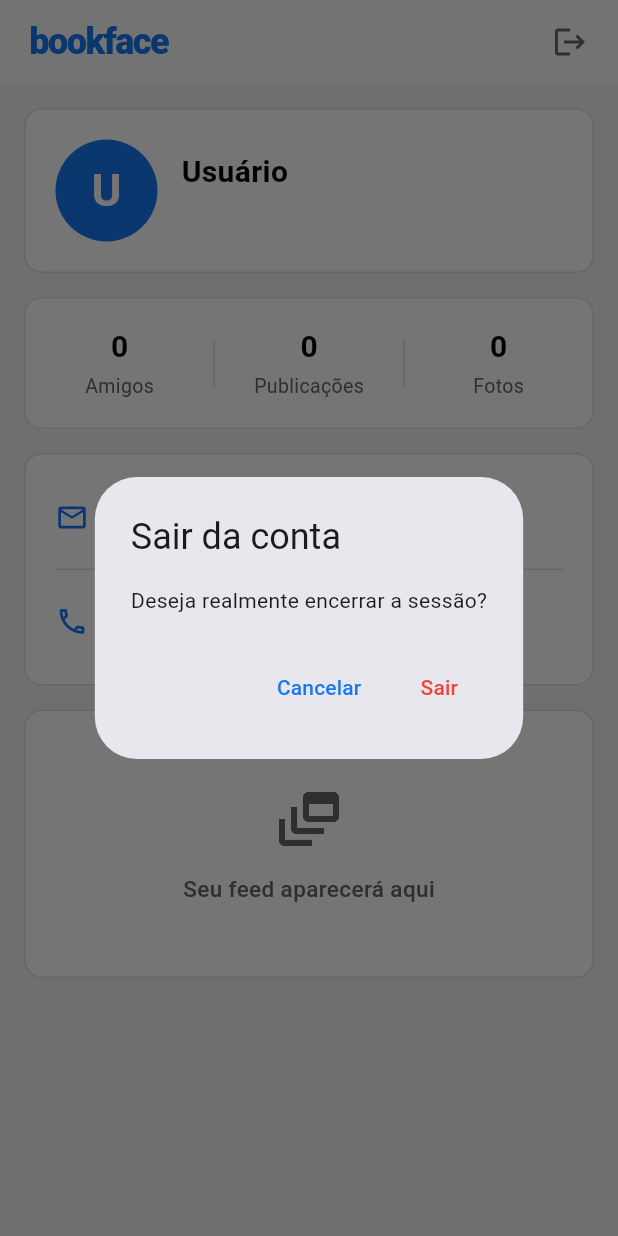
After one commit to MuriloZague/bookface, a Flutter app: the DashboardUser screen opened directly, after a tap on the "logout" icon, on a phone screen of 412 x 824 dp. The commit adds this screen. Run offline on Flutter 3.47's test engine with Material 3 defaults, Android fonts, the phone set to English and light mode, and no system bars; our stand-ins replace cloud_firestore, firebase_auth, firebase_core, flutter_dotenv; accounts and stored records are empty.

Commit message:
feat: adicionando login e dashboard pos login

```diff
--- /dev/null
+++ b/lib/screens/dashboard_user.dart
@@ -0,0 +1,345 @@
+import 'package:flutter/material.dart';
+
+import '../model/user_model.dart';
+import '../services/user_service.dart';
+import '../theme.dart';
+import 'login_screen.dart';
+
+/// Tela inicial do usuário logado (dashboard).
+///
+/// Consome o perfil de forma reativa via [UserService.streamUserProfile],
+/// então qualquer alteração no Firestore reflete aqui automaticamente.
+class DashboardUser extends StatefulWidget {
+  const DashboardUser({super.key});
+
+  @override
+  State<DashboardUser> createState() => _DashboardUserState();
+}
+
+class _DashboardUserState extends State<DashboardUser> {
+  final _userService = UserService();
+
+  Future<void> _onLogout() async {
+    final confirmed = await showDialog<bool>(
+      context: context,
+      builder: (context) => AlertDialog(
+        title: const Text('Sair da conta'),
+        content: const Text('Deseja realmente encerrar a sessão?'),
+        actions: [
+          TextButton(
+            onPressed: () => Navigator.of(context).pop(false),
+            child: const Text('Cancelar'),
+          ),
+          TextButton(
+            onPressed: () => Navigator.of(context).pop(true),
+            style: TextButton.styleFrom(foregroundColor: Colors.red),
+            child: const Text('Sair'),
+          ),
+        ],
+      ),
+    );
+
+    if (confirmed != true) return;
+
+    await _userService.signOut();
+    if (!mounted) return;
+    Navigator.of(context).pushAndRemoveUntil(
+      MaterialPageRoute(builder: (_) => const LoginScreen()),
+      (route) => false,
+    );
+  }
+
+  @override
+  Widget build(BuildContext context) {
+    return Scaffold(
+      backgroundColor: AppColors.background,
+      appBar: AppBar(
+        backgroundColor: AppColors.surface,
+        elevation: 0.5,
+        titleSpacing: 20,
+        title: Text(
+          'bookface',
+          style: TextStyle(
+            color: AppColors.primary,
+            fontSize: 24,
+            fontWeight: FontWeight.w800,
+            letterSpacing: -1,
+          ),
+        ),
+        actions: [
+          IconButton(
+            tooltip: 'Sair',
+            onPressed: _onLogout,
+            icon: const Icon(Icons.logout, color: AppColors.textSecondary),
+          ),
+          const SizedBox(width: 8),
+        ],
+      ),
+      body: StreamBuilder<UserModel?>(
+        stream: _userService.streamUserProfile(),
+        builder: (context, snapshot) {
+          if (snapshot.connectionState == ConnectionState.waiting) {
+            return const Center(
+              child: CircularProgressIndicator(color: AppColors.primary),
+            );
+          }
+
+          final user = snapshot.data;
+
+          return ListView(
+            padding: const EdgeInsets.all(16),
+            children: [
+              _ProfileHeader(user: user),
+              const SizedBox(height: 16),
+              const _StatsRow(),
+              const SizedBox(height: 16),
+              if (user != null) _InfoCard(user: user),
+              const SizedBox(height: 16),
+              const _FeedPlaceholder(),
+            ],
+          );
+        },
+      ),
+    );
+  }
+}
+
+/// Cartão de topo com avatar (inicial do nome), nome e e-mail.
+class _ProfileHeader extends StatelessWidget {
+  const _ProfileHeader({required this.user});
+
+  final UserModel? user;
+
+  @override
+  Widget build(BuildContext context) {
+    final name =
+        user?.name.trim().isNotEmpty == true ? user!.name : 'Usuário';
+    final initial = name.substring(0, 1).toUpperCase();
+
+    return Container(
+      padding: const EdgeInsets.all(20),
+      decoration: _cardDecoration,
+      child: Row(
+        children: [
+          CircleAvatar(
+            radius: 34,
+            backgroundColor: AppColors.primary,
+            child: Text(
+              initial,
+              style: const TextStyle(
+                color: Colors.white,
+                fontSize: 30,
+                fontWeight: FontWeight.w700,
+              ),
+            ),
+          ),
+          const SizedBox(width: 16),
+          Expanded(
+            child: Column(
+              crossAxisAlignment: CrossAxisAlignment.start,
+              children: [
+                Text(
+                  name,
+                  style: const TextStyle(
+                    color: AppColors.textPrimary,
+                    fontSize: 20,
+                    fontWeight: FontWeight.w700,
+                  ),
+                ),
+                const SizedBox(height: 4),
+                Text(
+                  user?.email ?? 'E-mail não disponível',
+                  style: const TextStyle(
+                    color: AppColors.textSecondary,
+                    fontSize: 14,
+                  ),
+                ),
+              ],
+            ),
+          ),
+        ],
+      ),
+    );
+  }
+}
+
+/// Linha de estatísticas (placeholder — dados reais virão depois).
+class _StatsRow extends StatelessWidget {
+  const _StatsRow();
+
+  @override
+  Widget build(BuildContext context) {
+    return Container(
+      padding: const EdgeInsets.symmetric(vertical: 18),
+      decoration: _cardDecoration,
+      child: Row(
+        children: const [
+          _StatItem(value: '0', label: 'Amigos'),
+          _StatDivider(),
+          _StatItem(value: '0', label: 'Publicações'),
+          _StatDivider(),
+          _StatItem(value: '0', label: 'Fotos'),
+        ],
+      ),
+    );
+  }
+}
+
+class _StatItem extends StatelessWidget {
+  const _StatItem({required this.value, required this.label});
+
+  final String value;
+  final String label;
+
+  @override
+  Widget build(BuildContext context) {
+    return Expanded(
+      child: Column(
+        children: [
+          Text(
+            value,
+            style: const TextStyle(
+              color: AppColors.textPrimary,
+              fontSize: 20,
+              fontWeight: FontWeight.w700,
+            ),
+          ),
+          const SizedBox(height: 2),
+          Text(
+            label,
+            style: const TextStyle(
+              color: AppColors.textSecondary,
+              fontSize: 13,
+            ),
+          ),
+        ],
+      ),
+    );
+  }
+}
+
+class _StatDivider extends StatelessWidget {
+  const _StatDivider();
+
+  @override
+  Widget build(BuildContext context) {
+    return Container(
+      width: 1,
+      height: 32,
+      color: AppColors.border,
+    );
+  }
+}
+
+/// Cartão com os dados de contato do usuário.
+class _InfoCard extends StatelessWidget {
+  const _InfoCard({required this.user});
+
+  final UserModel user;
+
+  @override
+  Widget build(BuildContext context) {
+    return Container(
+      padding: const EdgeInsets.symmetric(horizontal: 20, vertical: 8),
+      decoration: _cardDecoration,
+      child: Column(
+        children: [
+          _InfoTile(
+            icon: Icons.email_outlined,
+            label: 'E-mail',
+            value: user.email,
+          ),
+          const Divider(color: AppColors.border, height: 1),
+          _InfoTile(
+            icon: Icons.phone_outlined,
+            label: 'Telefone',
+            value: user.phone.isNotEmpty ? user.phone : 'Não informado',
+          ),
+        ],
+      ),
+    );
+  }
+}
+
+class _InfoTile extends StatelessWidget {
+  const _InfoTile({
+    required this.icon,
+    required this.label,
+    required this.value,
+  });
+
+  final IconData icon;
+  final String label;
+  final String value;
+
+  @override
+  Widget build(BuildContext context) {
+    return Padding(
+      padding: const EdgeInsets.symmetric(vertical: 14),
+      child: Row(
+        children: [
+          Icon(icon, color: AppColors.primary, size: 22),
+          const SizedBox(width: 16),
+          Expanded(
+            child: Column(
+              crossAxisAlignment: CrossAxisAlignment.start,
+              children: [
+                Text(
+                  label,
+                  style: const TextStyle(
+                    color: AppColors.textSecondary,
+                    fontSize: 12,
+                  ),
+                ),
+                const SizedBox(height: 2),
+                Text(
+                  value,
+                  style: const TextStyle(
+                    color: AppColors.textPrimary,
+                    fontSize: 15,
+                    fontWeight: FontWeight.w500,
+                  ),
+                ),
+              ],
+            ),
+          ),
+        ],
+      ),
+    );
+  }
+}
+
+/// Área reservada para o feed — a ser implementada futuramente.
+class _FeedPlaceholder extends StatelessWidget {
+  const _FeedPlaceholder();
+
+  @override
+  Widget build(BuildContext context) {
+    return Container(
+      padding: const EdgeInsets.symmetric(vertical: 48, horizontal: 20),
+      decoration: _cardDecoration,
+      child: Column(
+        children: const [
+          Icon(Icons.dynamic_feed_outlined,
+              size: 48, color: AppColors.textSecondary),
+          SizedBox(height: 12),
+          Text(
+            'Seu feed aparecerá aqui',
+            style: TextStyle(
+              color: AppColors.textSecondary,
+              fontSize: 15,
+              fontWeight: FontWeight.w500,
+            ),
+          ),
+        ],
+      ),
+    );
+  }
+}
+
+/// Decoração padrão dos cartões da dashboard.
+final BoxDecoration _cardDecoration = BoxDecoration(
+  color: AppColors.surface,
+  borderRadius: BorderRadius.circular(12),
+  border: Border.all(color: AppColors.border),
+);
--- a/lib/screens/login_screen.dart
+++ b/lib/screens/login_screen.dart
@@ -1,7 +1,9 @@
+import 'package:firebase_auth/firebase_auth.dart';
 import 'package:flutter/material.dart';
 
 import '../theme.dart';
 import '../utils/validators.dart';
+import 'dashboard_user.dart';
 import 'register_screen.dart';
 
 class LoginScreen extends StatefulWidget {
@@ -26,12 +28,71 @@ class _LoginScreenState extends State<LoginScreen> {
   }
 
   Future<void> _onLogin() async {
+    if (!(_formKey.currentState?.validate() ?? false)) {
+      return;
+    }
+
     FocusScope.of(context).unfocus();
-    if (!_formKey.currentState!.validate()) return;
-    setState(() => _loading = true);
-    await Future<void>.delayed(const Duration(milliseconds: 1200));
-    if (!mounted) return;
-    setState(() => _loading = false);
+
+    setState(() {
+      _loading = true;
+    });
+
+    try {
+      await FirebaseAuth.instance.signInWithEmailAndPassword(
+        email: _emailController.text.trim(),
+        password: _passwordController.text,
+      );
+
+      if (!mounted) return;
+
+      Navigator.of(context).pushAndRemoveUntil(
+        MaterialPageRoute<void>(builder: (_) => const DashboardUser()),
+        (route) => false,
+      );
+    } on FirebaseAuthException catch (e) {
+      if (!mounted) return;
+
+      String message;
+
+      switch (e.code) {
+        case 'invalid-credential':
+          message = 'E-mail ou senha incorretos.';
+          break;
+        case 'user-not-found':
+          message = 'Usuário não encontrado.';
+          break;
+        case 'wrong-password':
+          message = 'Senha incorreta.';
+          break;
+        case 'invalid-email':
+          message = 'E-mail inválido.';
+          break;
+        case 'user-disabled':
+          message = 'Esta conta foi desativada.';
+          break;
+        case 'too-many-requests':
+          message = 'Muitas tentativas. Tente novamente mais tarde.';
+          break;
+        case 'network-request-failed':
+          message = 'Verifique sua conexão com a internet.';
+          break;
+        default:
+          message = 'Não foi possível realizar o login.';
+      }
+
+      ScaffoldMessenger.of(context)
+        ..hideCurrentSnackBar()
+        ..showSnackBar(
+          SnackBar(content: Text(message), behavior: SnackBarBehavior.floating),
+        );
+    } finally {
+      if (mounted) {
+        setState(() {
+          _loading = false;
+        });
+      }
+    }
   }
 
   @override
--- a/lib/screens/register_screen.dart
+++ b/lib/screens/register_screen.dart
@@ -37,7 +37,7 @@ class _RegisterScreenState extends State<RegisterScreen> {
     super.dispose();
   }
 
-  Future<void> _onRegister() async {
+   void _onRegister() async {
     final isValid = _formKey.currentState?.validate() ?? false;
     if (!isValid) return;
 
--- a/lib/services/user_service.dart
+++ b/lib/services/user_service.dart
@@ -65,6 +65,10 @@ class UserService {
     });
   }
 
+  Future<void> signOut() async {
+    await _auth.signOut();
+  }
+
   Future<void> deleteAccount() async {
     User? currentUser = _auth.currentUser;
     if (currentUser == null) return;
```
